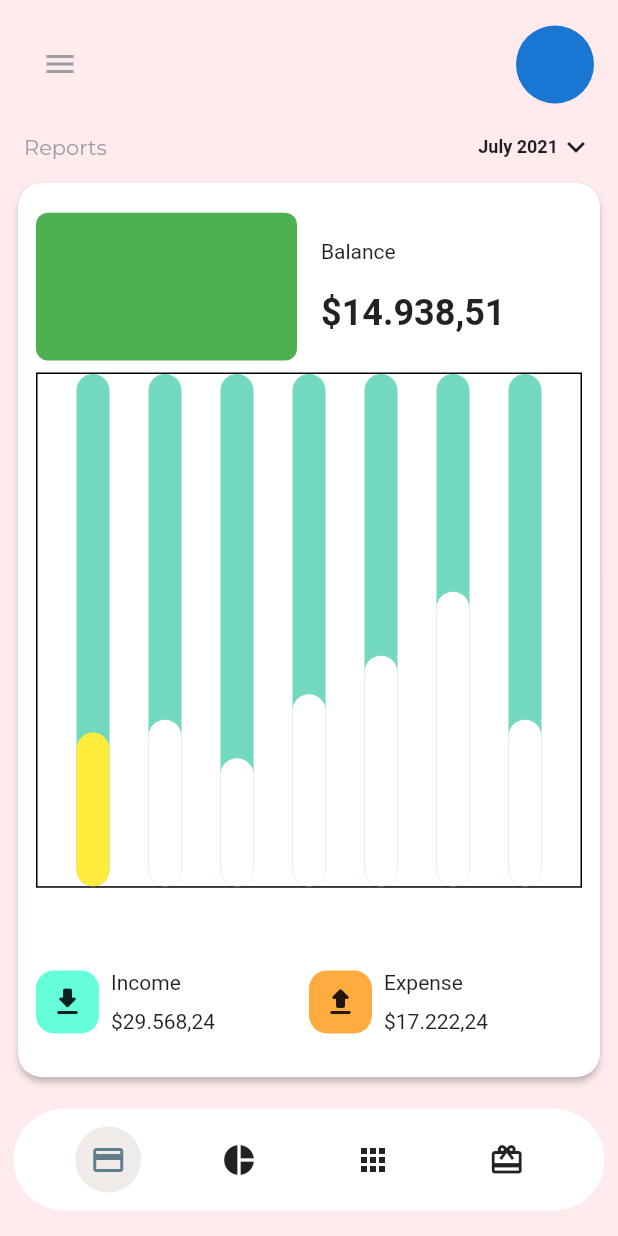
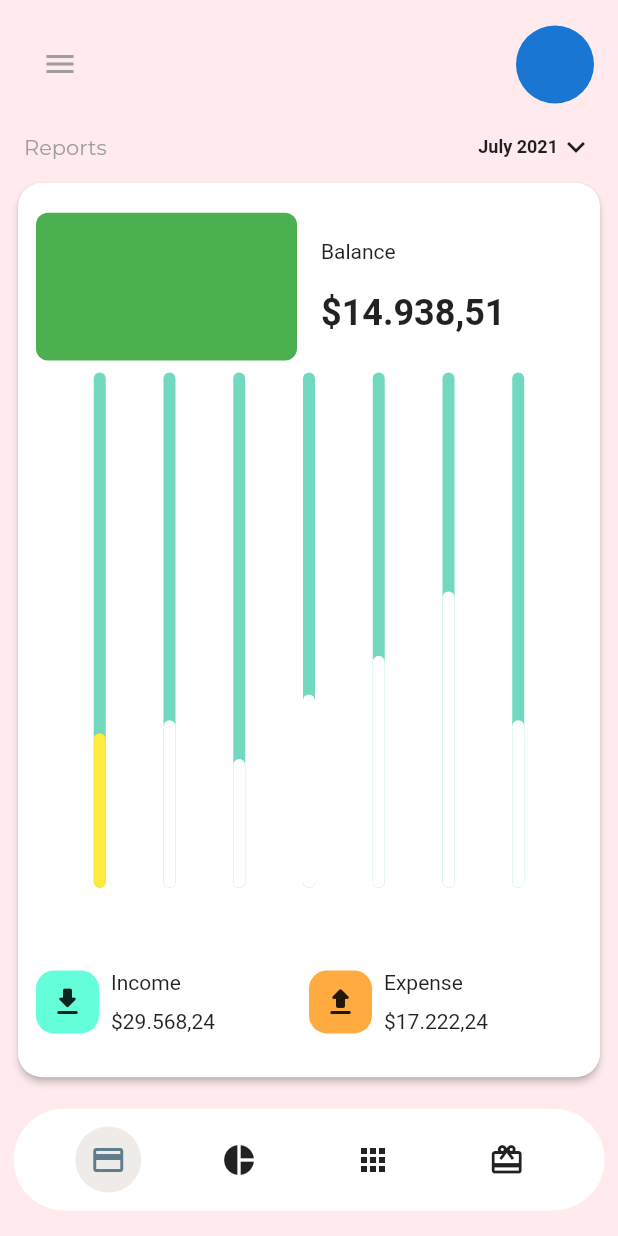
Before and after one commit to JAICHANGPARK/flutter_notebook_11th_story, a Flutter app: the screen it shows after launch, on a phone screen of 412 x 824 dp. Run offline on Flutter 3.47's test engine with Material 2 defaults, Android fonts, the phone set to English and light mode, and no system bars; drawn by our look-alikes of fl_chart; our stand-ins replace backdrop, badges, flutter_inner_drawer, flutter_slidable, flutter_swiper, google_fonts.

Commit message:
Update bank_balance_page.dart

```diff
--- a/lib/ep749_bank_app/ui/bank_balance_page.dart
+++ b/lib/ep749_bank_app/ui/bank_balance_page.dart
@@ -23,7 +23,7 @@ class _BankBalancePageState extends State<BankBalancePage> {
     double y, {
     bool isTouched = false,
     Color barColor = Colors.white,
-    double width = 22,
+    double width = 8,
     List<int> showTooltips = const [],
   }) {
     return BarChartGroupData(
@@ -160,6 +160,9 @@ class _BankBalancePageState extends State<BankBalancePage> {
                                   flex: 10,
                                   child: BarChart(
                                     BarChartData(
+                                      borderData: FlBorderData(
+                                        show: false
+                                      ),
                                       titlesData: FlTitlesData(
                                         show: true,
                                         bottomTitles: SideTitles(
```
